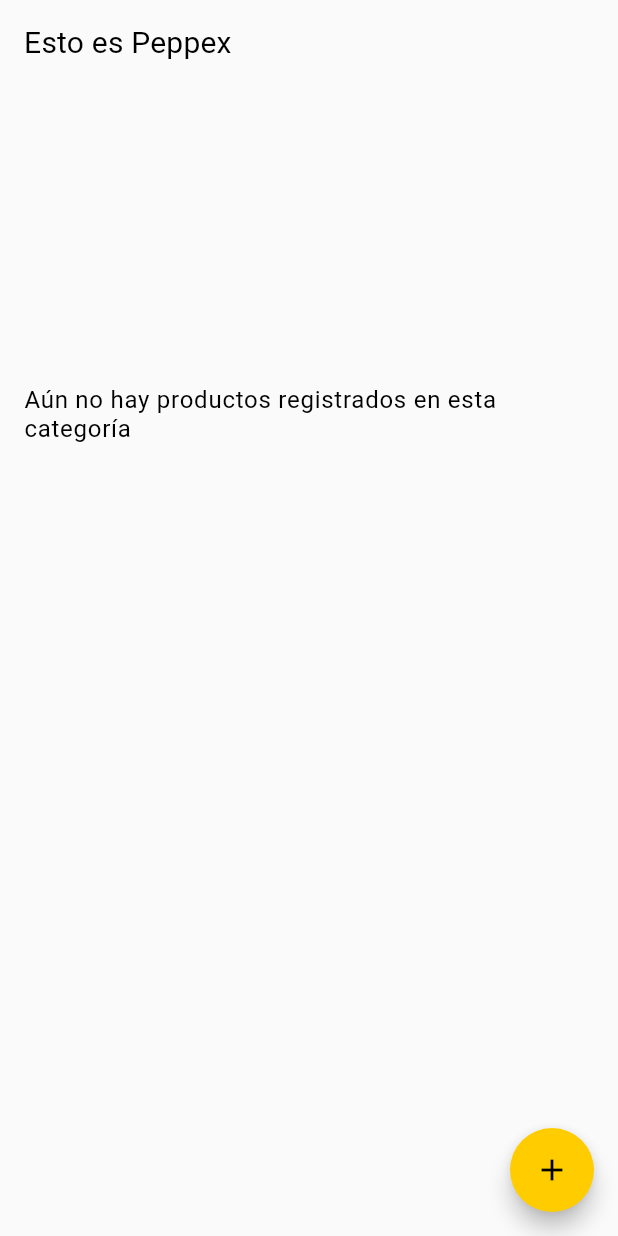
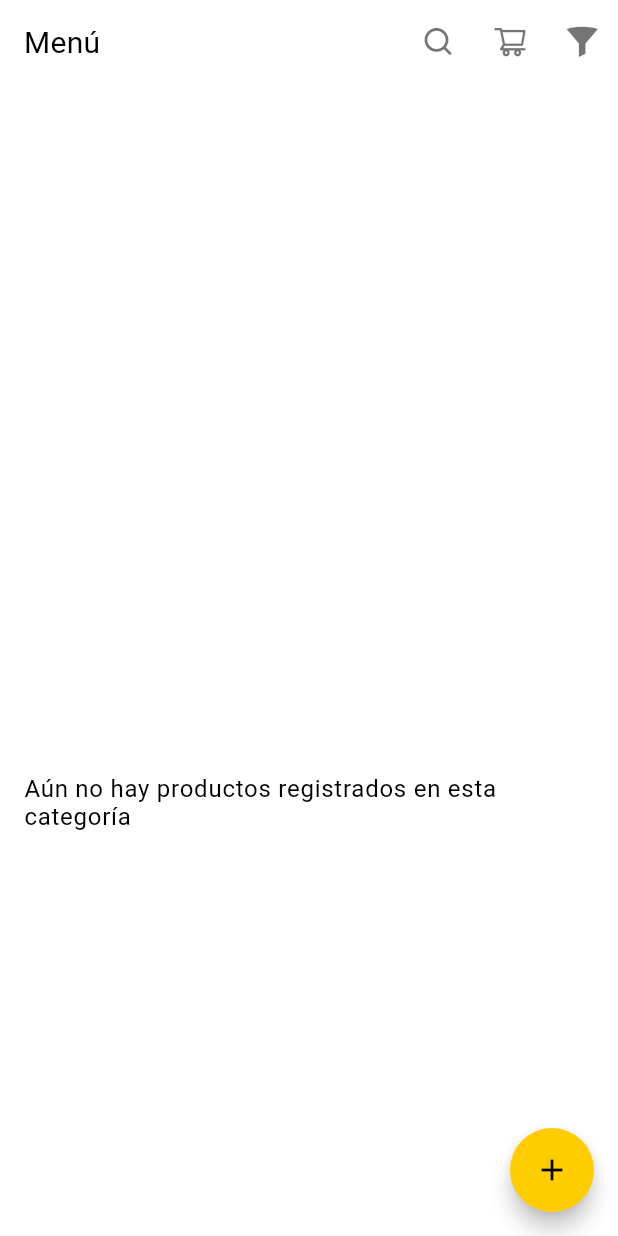
Before and after one commit to BadinhoCornejo/peppex-delivery, a Flutter app: the screen it shows once a user with an empty profile is signed in, on a phone screen of 412 x 824 dp. Run offline on Flutter 3.47's test engine with Material 2 defaults, Android fonts, the phone set to English and light mode, and no system bars; our stand-ins replace cloud_firestore, firebase_auth, firebase_core, font_awesome_flutter, get, get_storage and 1 more; accounts and stored records are empty.

```diff
--- a/lib/ui/components/top_app_bar.dart
+++ b/lib/ui/components/top_app_bar.dart
@@ -19,7 +19,7 @@ class TopAppBar extends StatelessWidget with PreferredSizeWidget {
       actions: [
         IconButton(
           icon: Icon(Peppex.eva_search_outline),
-          onPressed: () {}
+          onPressed: () { print(preferredSize.height); }
         ),
         IconButton(
           icon: Icon(Peppex.ant_design_shopping_cart_outlined),
--- a/lib/ui/screens/home.dart
+++ b/lib/ui/screens/home.dart
@@ -3,6 +3,8 @@ import 'package:flutter/rendering.dart';
 import 'package:get/get.dart';
 import 'package:peppex_delivery/controllers/controllers.dart';
 import 'package:peppex_delivery/models/models.dart';
+import 'package:peppex_delivery/ui/components/product.dart';
+import 'package:peppex_delivery/ui/components/top_app_bar.dart';
 
 class Home extends StatelessWidget {
   final AuthController authController = Get.put(AuthController());
@@ -12,12 +14,8 @@ class Home extends StatelessWidget {
   @override
   Widget build(BuildContext context) => SafeArea(
         child: Scaffold(
-          appBar: AppBar(
-            title: Text('Esto es Peppex'),
-            bottomOpacity: 0.0,
-            elevation: 0.0,
-            backgroundColor: Colors.transparent,
-          ),
+          backgroundColor: Colors.white,
+          appBar: TopAppBar(appBarText: 'Menú'),
           body: ListView(
             children: [
               Padding(
@@ -45,7 +43,7 @@ class Home extends StatelessWidget {
               ),
               Container(
                 width: double.infinity,
-                height: 200,
+                height: MediaQuery.of(context).size.height - 50 - TopAppBar().preferredSize.height,
                 margin: EdgeInsets.symmetric(horizontal: 8, vertical: 10),
                 child: Center(
                   child: Obx(
@@ -72,10 +70,12 @@ class Home extends StatelessWidget {
                             ),
                           );
                         }
-                        return ListView(
-                          children: snapshot.data
-                              .map((product) => _listProducts(context, product))
-                              .toList(),
+                        return GridView.count(
+                          crossAxisCount: 2,
+                          children: List.generate(
+                            snapshot.data.length, (index) =>
+                            _listProducts(context, snapshot.data[index])
+                          )
                         );
                       },
                     ),
@@ -130,13 +130,17 @@ class Home extends StatelessWidget {
   Widget _listProducts(BuildContext context, ProductModel product) {
     return Padding(
       padding: const EdgeInsets.symmetric(horizontal: 8.0, vertical: 4.0),
-      child: InkWell(
+      child: ProductThumb(product: product)
+    );
+  }
+}
+
+/*
+InkWell(
         onTap: () {},
         child: Text(
           product.name,
           style: TextStyle(fontSize: 20, color: Colors.black),
         ),
       ),
-    );
-  }
-}
+*/
```
Also changed, not shown: lib/constants/app_theme.dart (+19 -1 lines), lib/ui/components/product.dart (+50 -11 lines).
